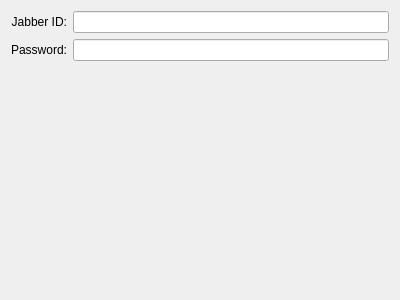
This is gabble/main-options-widget.ui in KDE/ktp-accounts-kcm as Qt 5 draws it before an edit. The edited form follows.
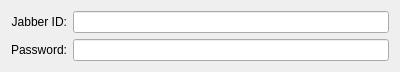
This is the edited form. Custom widgets are drawn as their Qt base class.

Commit message: Fix layout issues in the edit dialogs

The edit to the form file:
```diff
--- a/gabble/main-options-widget.ui
+++ b/gabble/main-options-widget.ui
@@ -7,7 +7,7 @@
     <x>0</x>
     <y>0</y>
     <width>400</width>
-    <height>300</height>
+    <height>62</height>
    </rect>
   </property>
   <property name="windowTitle">
@@ -59,19 +59,6 @@
      </item>
     </layout>
    </item>
-   <item>
-    <spacer name="verticalSpacer">
-     <property name="orientation">
-      <enum>Qt::Vertical</enum>
-     </property>
-     <property name="sizeHint" stdset="0">
-      <size>
-       <width>20</width>
-       <height>219</height>
-      </size>
-     </property>
-    </spacer>
-   </item>
   </layout>
  </widget>
  <customwidgets>
```
The commit also changes 1 other file.
